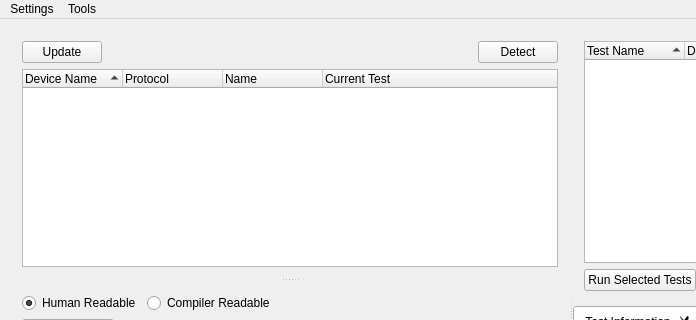
The window that src/Windows/mainwindow.ui (Crystal-Photonics/crystalTestFrameworkApp) describes before a commit, drawn with Qt 5; both pictures show x 0 to 696 and y 0 to 320 of the 1113 by 599 pixel window.
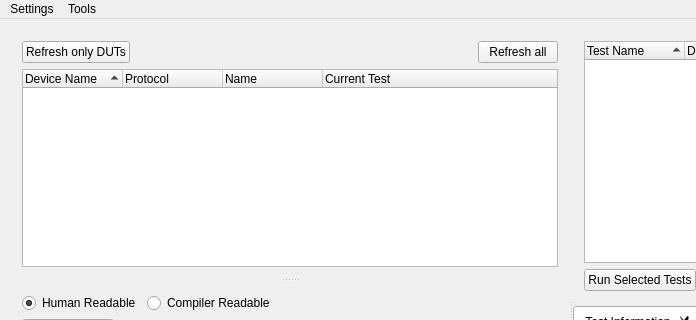
The same window after the commit.

Commit message: -closes #853. refreshbutton instead of update&detect

The edit to the form file:
```diff
--- a/src/Windows/mainwindow.ui
+++ b/src/Windows/mainwindow.ui
@@ -31,13 +31,7 @@
            <item>
             <widget class="QPushButton" name="update_devices_list_button">
              <property name="text">
-              <string>Update</string>
-             </property>
-             <property name="checkable">
-              <bool>false</bool>
-             </property>
-             <property name="flat">
-              <bool>false</bool>
+              <string>Refresh only DUTs</string>
              </property>
             </widget>
            </item>
@@ -57,7 +51,7 @@
            <item>
             <widget class="QPushButton" name="device_detect_button">
              <property name="text">
-              <string>Detect</string>
+              <string>Refresh all</string>
              </property>
             </widget>
            </item>
```
Left out of the diff: 4 changed lines with no effect on the pictures. The commit also changes 4 other files.
